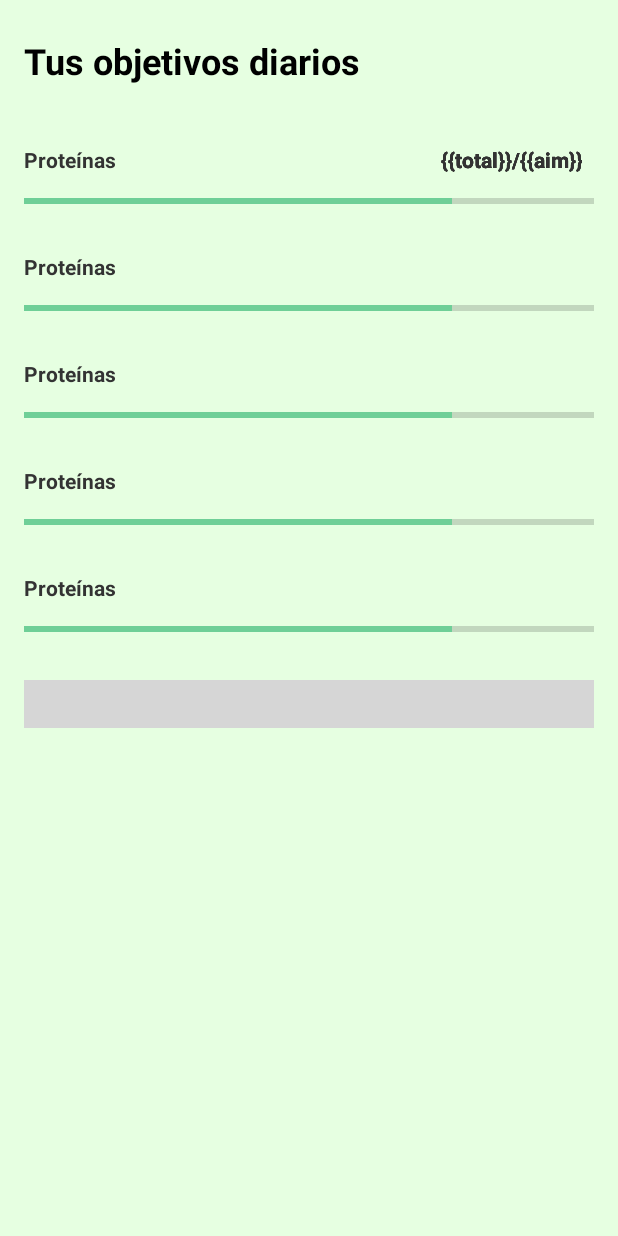
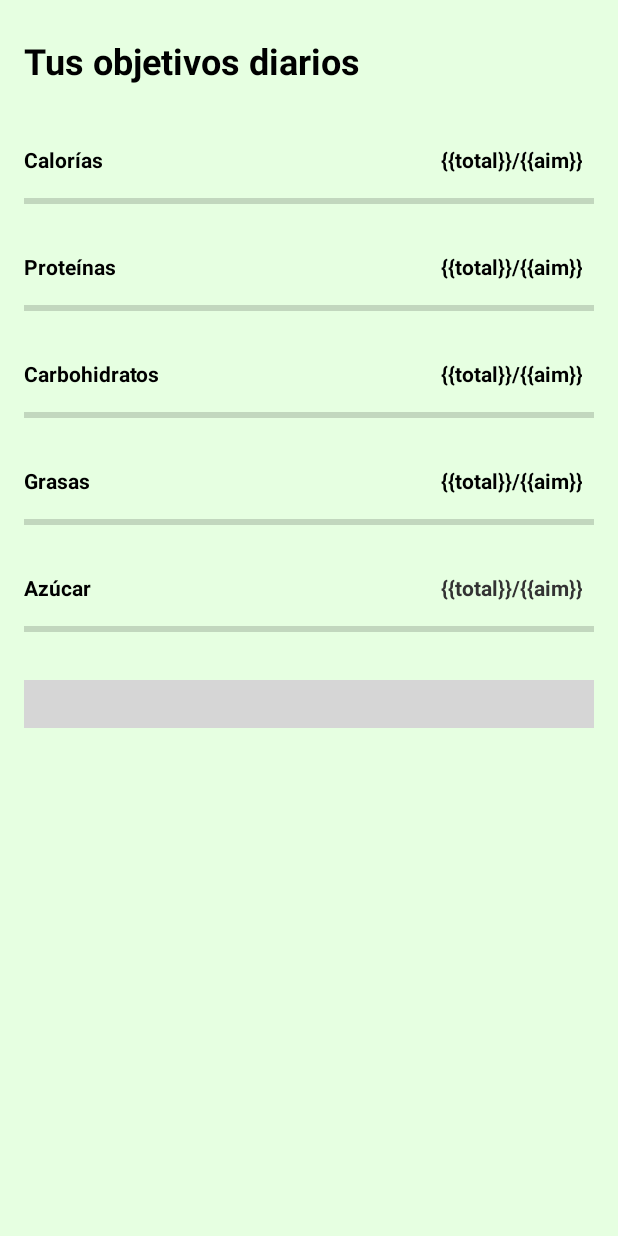
Before and after one commit to Vicserra22/ADNApp, an Android app: the fragment DashboardFragment placed in its activity, on a phone screen of 412 x 824 dp. Run offline under Robolectric (Android 15) with nearby library versions, the phone set to English and light mode, and no system bars; our stand-ins replace Firebase (no records; nobody signed in at launch, a user with empty details on screens opened directly); plain views replace MaterialCalendarView; 2 statements that could not run were skipped; grey boxes are pictures that could not be loaded.

Commit message:
Fix error

```diff
--- a/app/src/main/res/layout/fragment_dashboard.xml
+++ b/app/src/main/res/layout/fragment_dashboard.xml
@@ -48,8 +48,8 @@
                     android:id="@+id/textCalorias"
                     android:layout_width="0dp"
                     android:layout_height="wrap_content"
-                    android:text="Proteínas"
-                    android:textColor="#333333"
+                    android:text="@string/calor_as"
+                    android:textColor="@color/adn_black"
                     android:textSize="14sp"
                     android:textStyle="bold"
                     app:layout_constraintEnd_toStartOf="@id/dataCalorias"
@@ -63,7 +63,7 @@
                     android:layout_marginEnd="8dp"
                     android:text="@string/total_aim"
                     android:textAlignment="textEnd"
-                    android:textColor="#333333"
+                    android:textColor="@color/adn_black"
                     android:textSize="14sp"
                     android:textStyle="bold"
                     app:layout_constraintEnd_toEndOf="parent"
@@ -78,7 +78,7 @@
                     android:layout_marginTop="8dp"
                     android:backgroundTint="#CCCCCC"
                     android:max="100"
-                    android:progress="75"
+                    android:progress="0"
                     android:progressTint="#6FCF97"
                     app:layout_constraintEnd_toEndOf="parent"
                     app:layout_constraintStart_toStartOf="parent"
@@ -90,8 +90,8 @@
                     android:layout_width="0dp"
                     android:layout_height="wrap_content"
                     android:layout_marginTop="24dp"
-                    android:text="Proteínas"
-                    android:textColor="#333333"
+                    android:text="@string/prote_nas"
+                    android:textColor="@color/adn_black"
                     android:textSize="14sp"
                     android:textStyle="bold"
                     app:layout_constraintEnd_toStartOf="@id/dataProteinas"
@@ -105,12 +105,15 @@
                     android:layout_marginEnd="8dp"
                     android:text="@string/total_aim"
                     android:textAlignment="textEnd"
-                    android:textColor="#333333"
+                    android:textColor="@color/adn_black"
                     android:textSize="14sp"
                     android:textStyle="bold"
+                    android:layout_marginTop="24dp"
+                    app:layout_constraintTop_toBottomOf="@id/progressCalorias"
                     app:layout_constraintEnd_toEndOf="parent"
                     app:layout_constraintStart_toEndOf="@id/textProteinas"
-                    app:layout_constraintTop_toTopOf="parent" />
+
+                     />
 
                 <ProgressBar
                     android:id="@+id/progressProteinas"
@@ -120,7 +123,7 @@
                     android:layout_marginTop="8dp"
                     android:backgroundTint="#CCCCCC"
                     android:max="100"
-                    android:progress="75"
+                    android:progress="0"
                     android:progressTint="#6FCF97"
                     app:layout_constraintEnd_toEndOf="parent"
                     app:layout_constraintStart_toStartOf="parent"
@@ -132,8 +135,8 @@
                     android:layout_width="0dp"
                     android:layout_height="wrap_content"
                     android:layout_marginTop="24dp"
-                    android:text="Proteínas"
-                    android:textColor="#333333"
+                    android:text="@string/carbohidratos"
+                    android:textColor="@color/adn_black"
                     android:textSize="14sp"
                     android:textStyle="bold"
                     app:layout_constraintEnd_toStartOf="@id/dataCarbohidratos"
@@ -147,12 +150,13 @@
                     android:layout_marginEnd="8dp"
                     android:text="@string/total_aim"
                     android:textAlignment="textEnd"
-                    android:textColor="#333333"
+                    android:textColor="@color/adn_black"
                     android:textSize="14sp"
                     android:textStyle="bold"
                     app:layout_constraintEnd_toEndOf="parent"
                     app:layout_constraintStart_toEndOf="@id/textCarbohidratos"
-                    app:layout_constraintTop_toTopOf="parent" />
+                    android:layout_marginTop="24dp"
+                    app:layout_constraintTop_toBottomOf="@id/progressProteinas" />
 
                 <ProgressBar
                     android:id="@+id/progressCarbohidratos"
@@ -162,7 +166,7 @@
                     android:layout_marginTop="8dp"
                     android:backgroundTint="#CCCCCC"
                     android:max="100"
-                    android:progress="75"
+                    android:progress="0"
                     android:progressTint="#6FCF97"
                     app:layout_constraintEnd_toEndOf="parent"
                     app:layout_constraintStart_toStartOf="parent"
@@ -174,8 +178,8 @@
                     android:layout_width="0dp"
                     android:layout_height="wrap_content"
                     android:layout_marginTop="24dp"
-                    android:text="Proteínas"
-                    android:textColor="#333333"
+                    android:text="@string/grasas"
+                    android:textColor="@color/adn_black"
                     android:textSize="14sp"
                     android:textStyle="bold"
                     app:layout_constraintEnd_toStartOf="@id/dataGrasas"
@@ -189,12 +193,13 @@
                     android:layout_marginEnd="8dp"
                     android:text="@string/total_aim"
                     android:textAlignment="textEnd"
-                    android:textColor="#333333"
+                    android:textColor="@color/adn_black"
                     android:textSize="14sp"
                     android:textStyle="bold"
                     app:layout_constraintEnd_toEndOf="parent"
                     app:layout_constraintStart_toEndOf="@id/textGrasas"
-                    app:layout_constraintTop_toTopOf="parent" />
+                    android:layout_marginTop="24dp"
+                    app:layout_constraintTop_toBottomOf="@id/progressCarbohidratos" />
 
                 <ProgressBar
                     android:id="@+id/progressGrasas"
@@ -204,7 +209,7 @@
                     android:layout_marginTop="8dp"
                     android:backgroundTint="#CCCCCC"
                     android:max="100"
-                    android:progress="75"
+                    android:progress="0"
                     android:progressTint="#6FCF97"
                     app:layout_constraintEnd_toEndOf="parent"
                     app:layout_constraintStart_toStartOf="parent"
@@ -216,8 +221,8 @@
                     android:layout_width="0dp"
                     android:layout_height="wrap_content"
                     android:layout_marginTop="24dp"
-                    android:text="Proteínas"
-                    android:textColor="#333333"
+                    android:text="@string/az_car"
+                    android:textColor="@color/adn_black"
                     android:textSize="14sp"
                     android:textStyle="bold"
                     app:layout_constraintEnd_toStartOf="@id/dataAzucar"
@@ -236,7 +241,8 @@
                     android:textStyle="bold"
                     app:layout_constraintEnd_toEndOf="parent"
                     app:layout_constraintStart_toEndOf="@id/textAzucar"
-                    app:layout_constraintTop_toTopOf="parent" />
+                    android:layout_marginTop="24dp"
+                    app:layout_constraintTop_toBottomOf="@id/progressGrasas" />
 
                 <ProgressBar
                     android:id="@+id/progressAzucar"
@@ -246,7 +252,7 @@
                     android:layout_marginTop="8dp"
                     android:backgroundTint="#CCCCCC"
                     android:max="100"
-                    android:progress="75"
+                    android:progress="0"
                     android:progressTint="#6FCF97"
                     app:layout_constraintEnd_toEndOf="parent"
                     app:layout_constraintStart_toStartOf="parent"
--- a/app/src/main/res/layout/item_diet.xml
+++ b/app/src/main/res/layout/item_diet.xml
@@ -6,13 +6,14 @@
     xmlns:tools="http://schemas.android.com/tools"
     android:layout_marginBottom="12dp"
     card_view:cardCornerRadius="8dp"
-    card_view:cardElevation="4dp">
+    card_view:cardElevation="4dp"
+    android:background="@drawable/bg_diet_default">
 
     <LinearLayout
         android:orientation="horizontal"
         android:layout_width="match_parent"
         android:layout_height="match_parent"
-        android:padding="12dp"
+        android:padding="8dp"
         android:id="@+id/layoutDietItem">
 
         <LinearLayout
@@ -36,7 +37,6 @@
                 android:layout_width="match_parent"
                 android:layout_height="68dp"
                 android:ellipsize="end"
-                android:maxLines="3"
                 android:textSize="14sp"
                 tools:text="Descripción breve de la dieta"
                 android:textColor="@color/placeholder"/>
--- a/app/src/main/res/values/strings.xml
+++ b/app/src/main/res/values/strings.xml
@@ -48,4 +48,12 @@
     <string name="ingrese_su_nombre_o_alias">Ingrese su nombre o alias</string>
     <string name="_0_resultados">0 resultados</string>
     <string name="emptystate">emptyState</string>
+    <string name="prote_nas">Proteínas</string>
+    <string name="calor_as">Calorías</string>
+    <string name="carbohidratos">Carbohidratos</string>
+    <string name="grasas">Grasas</string>
+    <string name="az_car">Azúcar</string>
+    <string name="nombre">Nombre</string>
+    <string name="g_nero">Género</string>
+    <string name="dieta_seleccionada">Dieta seleccionada</string>
 </resources>
```
Also changed, not shown: app/src/main/java/com/example/adnapp/ui/dashboard/DashboardFragment.kt (+74 -12 lines), app/src/main/java/com/example/adnapp/ui/profile/ProfileFragment.kt (+20 -0 lines), app/src/main/res/drawable/bg_diet_default.xml (+9 -3 lines), app/src/main/res/layout/fragment_profile.xml (+6 -4 lines), app/src/main/res/layout/item_profile_field.xml (+8 -7 lines).
